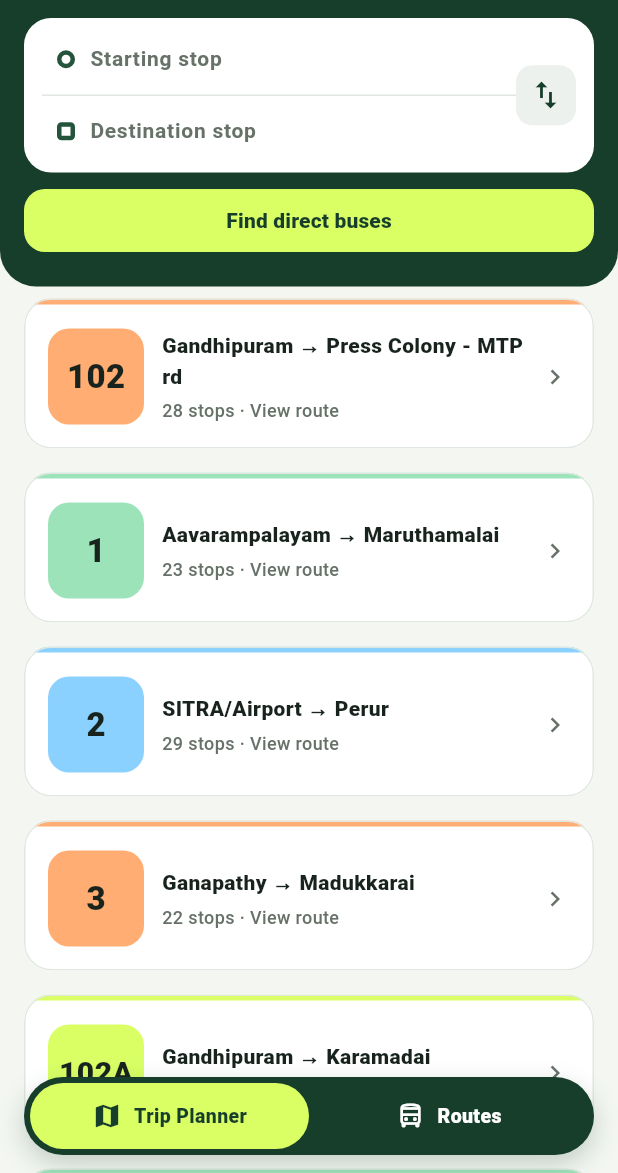
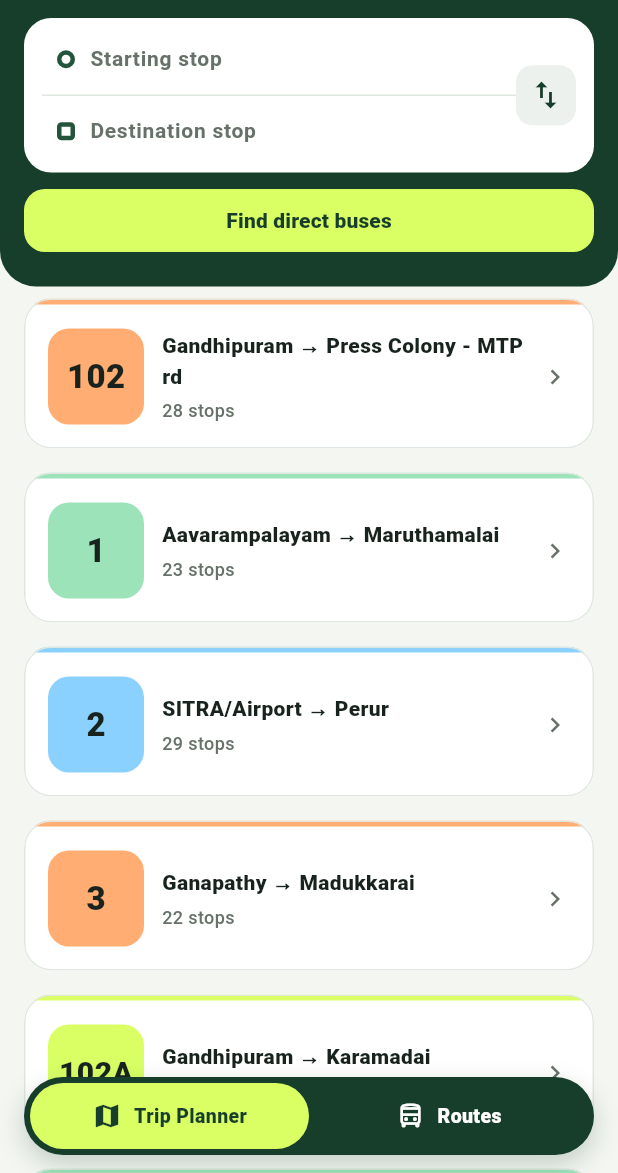
Before and after one commit to fosszil/koway, a Flutter app: the screen it shows after launch, on a phone screen of 412 x 824 dp, the part 63-1236 px from its top. Run offline on Flutter 3.47's test engine with Material 3 defaults, Android fonts, the phone set to English and light mode, and no system bars.

Commit message:
removed view text in route card

```diff
--- a/koway/lib/widgets/route_card.dart
+++ b/koway/lib/widgets/route_card.dart
@@ -96,7 +96,7 @@ class RouteCard extends StatelessWidget {
                         ),
                         const SizedBox(height: AppSpacing.xs),
                         Text(
-                          '${route.stops.length} stops · View route',
+                          '${route.stops.length} stops',
                           style: TextStyle(
                             color: AppColors.muted,
                             fontSize: 12,
```
